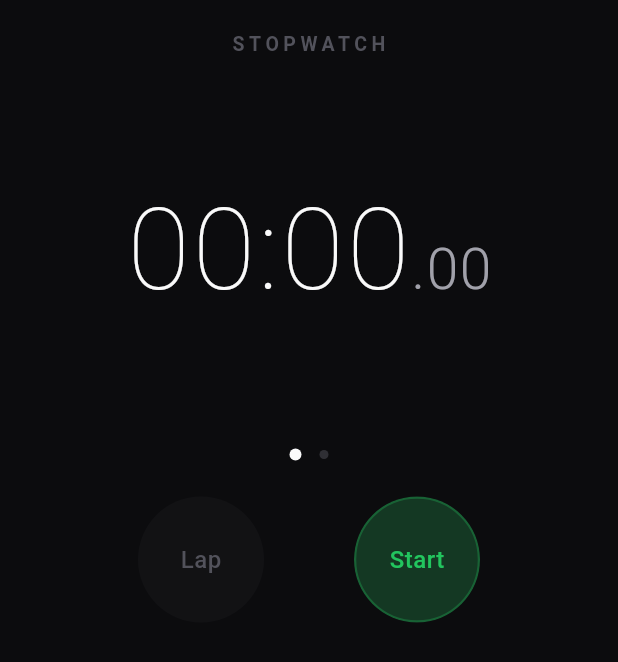
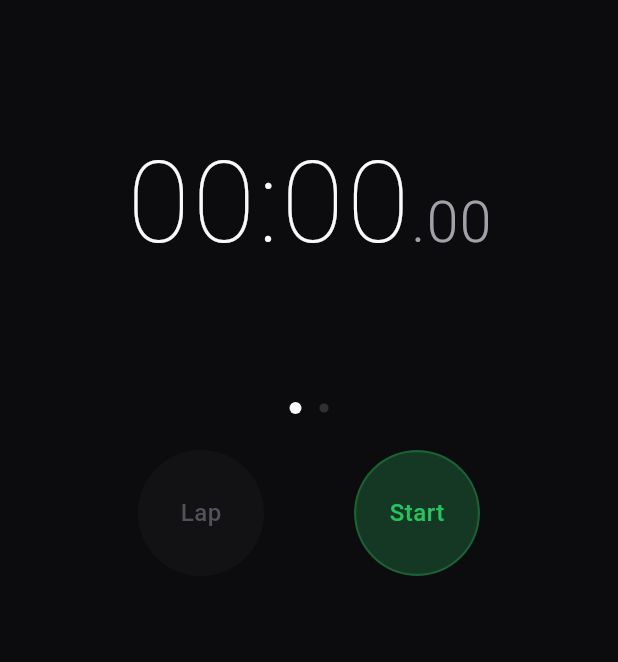
Before and after one commit to cicau-rgb/stopwatch, a Flutter app: the screen it shows after launch, on a phone screen of 412 x 824 dp. Shown: the top 662 px of the screen. Run offline on Flutter 3.47's test engine with Material 3 defaults, Android fonts, the light colour scheme and no system bars; our stand-ins replace analog_clock.

Commit message:
refactor(ui): remove redundant stopwatch text title

```diff
--- a/lib/ui/features/stopwatch/views/stopwatch_screen.dart
+++ b/lib/ui/features/stopwatch/views/stopwatch_screen.dart
@@ -54,18 +54,7 @@ class _StopwatchScreenState extends State<StopwatchScreen> {
       body: SafeArea(
         child: Column(
           children: [
-            const Padding(
-              padding: EdgeInsets.only(top: 20.0, bottom: 8.0),
-              child: Text(
-                'STOPWATCH',
-                style: TextStyle(
-                  color: AppTheme.textMuted,
-                  fontSize: 13,
-                  fontWeight: FontWeight.w600,
-                  letterSpacing: 3.0,
-                ),
-              ),
-            ),
+            const SizedBox(height: 16.0),
             SizedBox(
               height: 240.0,
               child: PageView(
```
Also changed, not shown: 1 other file.
